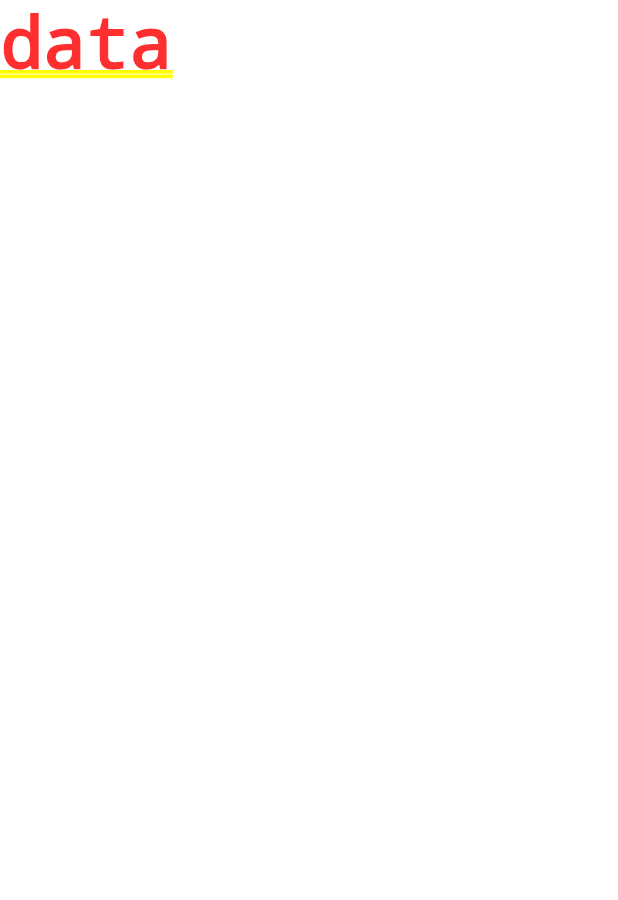
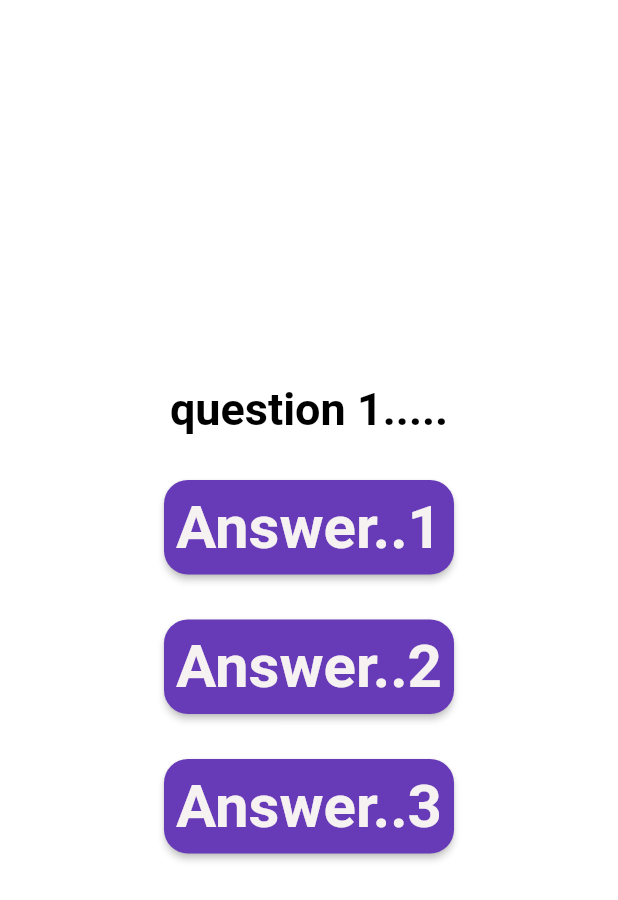
Before and after one commit to eljohnnyy/Quiz_App, a Flutter app: the screen it shows after launch, after a tap on "Start Quiz", on a phone screen of 412 x 824 dp. Shown: the top 900 px of the screen. Run offline on Flutter 3.47's test engine with Material 2 defaults, Android fonts, the phone set to English and light mode, and no system bars.

Commit message:
create model and data

```diff
--- /dev/null
+++ b/lib/data/question.dart
@@ -0,0 +1,36 @@
+import '../models/quizquestion.dart';
+
+List<Question> question = const [
+  Question(' What does HTML stand for?', [
+    'A. Hyper Text Markup Language',
+    'B. Hyperlink and Text Markup Language',
+    'C. High-Level Text Markup Language'
+  ],
+
+
+  ),
+   Question(' What does the acronym "URL" stand for in web development?', [
+    'A. Universal Resource Locator',
+    'B. Uniform Resource Locator',
+    'C. Universal Reference Link'
+  ],
+
+
+  ),
+   Question('In Python, which keyword is used to define a function?', [
+    'A. define',
+    'B. func',
+    'C. def'
+  ],
+
+
+  ),
+   Question('What is the result of 3 + 4 * 2 in most programming languages?', [
+    'A. 10',
+    'B. 14',
+    'C. 11'
+  ],
+
+
+  )
+];
--- a/lib/main.dart
+++ b/lib/main.dart
@@ -17,6 +17,7 @@ class _QuizAppState extends State<QuizApp> {
   @override
   Widget build(BuildContext context) {
     return  MaterialApp(
+
       debugShowCheckedModeBanner: false,
       home: Container(
         decoration:const  BoxDecoration(
--- /dev/null
+++ b/lib/models/quizquestion.dart
@@ -0,0 +1,7 @@
+class Question{
+
+  final String text;
+  final List<String>answers;
+
+ const  Question(this.text, this.answers);
+}
--- a/lib/quiz.dart
+++ b/lib/quiz.dart
@@ -1,4 +1,5 @@
 import 'package:flutter/material.dart';
+import 'package:quizapp/widget/custom_button.dart';
 
 class Quiz extends StatefulWidget {
   const Quiz({super.key});
@@ -10,6 +11,42 @@ class Quiz extends StatefulWidget {
 class _QuizState extends State<Quiz> {
   @override
   Widget build(BuildContext context) {
-    return Text('data');
+    return  Scaffold(
+      backgroundColor: Colors.white,
+      body: SizedBox(
+        width: double.infinity,
+        child:  Column(
+         mainAxisAlignment: MainAxisAlignment.center,
+
+          children: [
+           const   Text(
+              'question 1.....',
+              style: TextStyle(
+                  fontSize: 30,
+                  color: Colors.black,
+                  fontWeight: FontWeight.bold),
+            ),
+         const    SizedBox(
+              height: 30,
+            ),
+            CustomButton(answer: 'Answer..1',onPressed: () {
+
+            },),
+           const  SizedBox(
+              height: 30,
+            ),
+               CustomButton(answer: 'Answer..2',onPressed: () {
+
+             },),
+            const  SizedBox(
+              height: 30,
+            ),
+               CustomButton(answer: 'Answer..3',onPressed: () {
+
+              },),
+          ],
+        ),
+      ),
+    );
   }
 }
--- /dev/null
+++ b/lib/widget/custom_button.dart
@@ -0,0 +1,30 @@
+
+import 'package:flutter/material.dart';
+
+class CustomButton extends StatelessWidget {
+  const CustomButton({
+    super.key, required this.answer, this.onPressed,
+  });
+final String answer;
+final void Function()? onPressed;
+  @override
+  Widget build(BuildContext context) {
+    return ElevatedButton(
+
+      style: ElevatedButton.styleFrom(
+        backgroundColor: Colors.deepPurple,
+        padding: const EdgeInsets.all(8),
+          shape: RoundedRectangleBorder(
+              borderRadius: BorderRadius.circular(16))),
+      onPressed:onPressed ,
+      child:  Text(
+
+       answer ,
+        style:const TextStyle(
+            fontSize: 40,
+            color: Color.fromARGB(255, 247, 242, 242),
+            fontWeight: FontWeight.bold),
+      ),
+    );
+  }
+}
```
